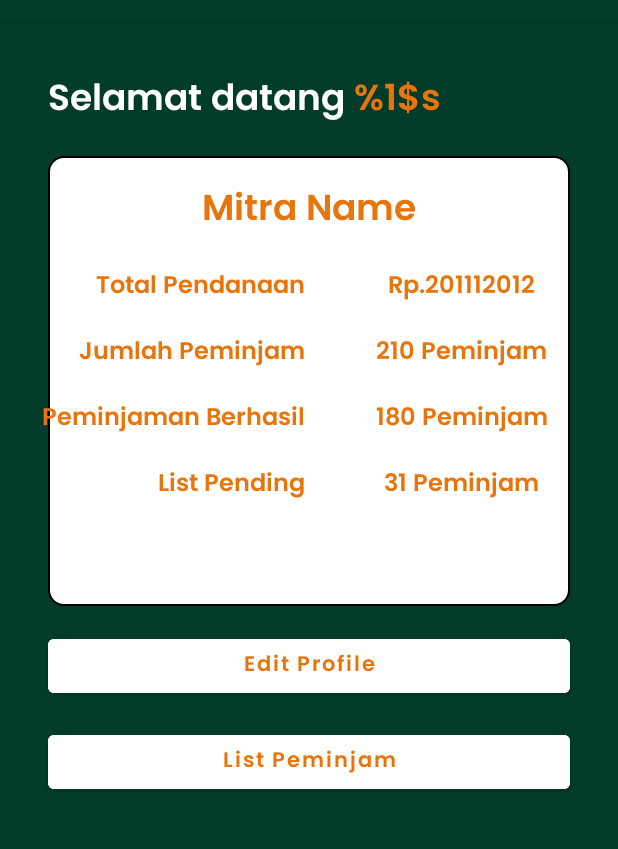
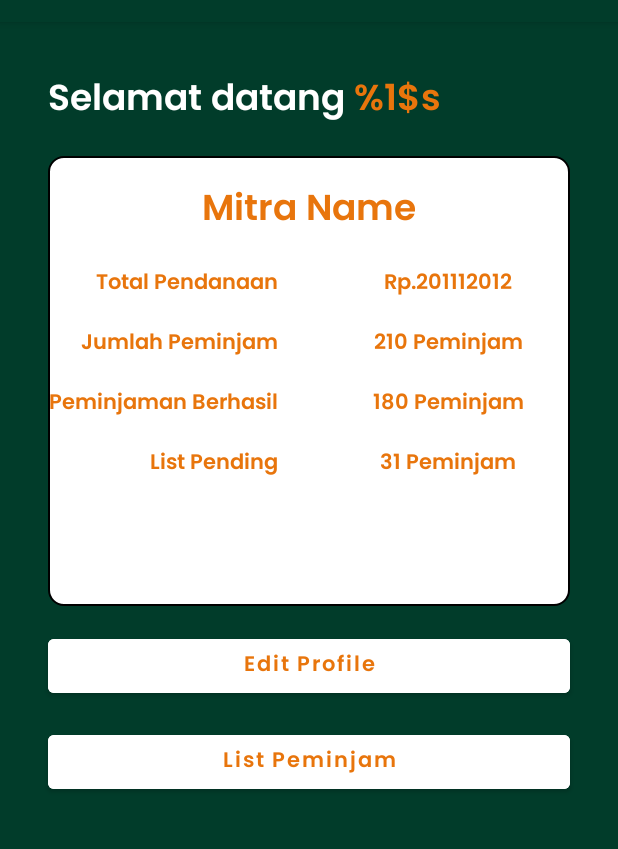
Before and after one commit to imamfirdaus-if/kasbaik, an Android app: the HomeMitraActivity screen opened directly, with no data from a screen before it, on a phone screen of 412 x 824 dp, the part 62-911 px from its top. Run offline under Robolectric (Android 15) with nearby library versions, the phone set to English and light mode, and no system bars; 1 statement that could not run was skipped.

Commit message:
Update desain UI

```diff
--- a/android/app/src/main/res/layout/activity_home_mitra.xml
+++ b/android/app/src/main/res/layout/activity_home_mitra.xml
@@ -55,7 +55,7 @@
         android:textAllCaps="false"
         android:fontFamily="@font/poppins_semibold"
         android:textColor="@color/orange"
-        android:textSize="16sp"
+        android:textSize="14sp"
         android:layout_marginTop="16dp"
         app:layout_constraintStart_toStartOf="@id/container"
         app:layout_constraintTop_toBottomOf="@id/title_name"/>
@@ -68,7 +68,7 @@
         android:textAllCaps="false"
         android:fontFamily="@font/poppins_semibold"
         android:textColor="@color/orange"
-        android:textSize="16sp"
+        android:textSize="14sp"
         android:layout_marginTop="16dp"
         app:layout_constraintEnd_toEndOf="@id/tv_label_total_pendanaan"
         app:layout_constraintTop_toBottomOf="@id/tv_label_total_pendanaan"/>
@@ -81,7 +81,7 @@
         android:textAllCaps="false"
         android:fontFamily="@font/poppins_semibold"
         android:textColor="@color/orange"
-        android:textSize="16sp"
+        android:textSize="14sp"
         android:layout_marginTop="16dp"
         app:layout_constraintTop_toBottomOf="@id/tv_label_jumlah_peminjam"
         app:layout_constraintEnd_toEndOf="@+id/tv_label_jumlah_peminjam"/>
@@ -95,7 +95,7 @@
         android:textAllCaps="false"
         android:fontFamily="@font/poppins_semibold"
         android:textColor="@color/orange"
-        android:textSize="16sp"
+        android:textSize="14sp"
         app:layout_constraintEnd_toEndOf="@id/tv_label_peminjaman_berhasil"
         app:layout_constraintTop_toBottomOf="@+id/tv_label_peminjaman_berhasil" />
 
@@ -107,7 +107,7 @@
         android:textAllCaps="false"
         android:fontFamily="@font/poppins_semibold"
         android:textColor="@color/orange"
-        android:textSize="16sp"
+        android:textSize="14sp"
         android:layout_marginTop="16dp"
         app:layout_constraintStart_toEndOf="@id/tv_label_total_pendanaan"
         app:layout_constraintEnd_toEndOf="@+id/container"
@@ -121,7 +121,7 @@
         android:textAllCaps="false"
         android:fontFamily="@font/poppins_semibold"
         android:textColor="@color/orange"
-        android:textSize="16sp"
+        android:textSize="14sp"
         android:layout_marginTop="16dp"
         app:layout_constraintStart_toEndOf="@+id/tv_label_jumlah_peminjam"
         app:layout_constraintEnd_toEndOf="@id/container"
@@ -135,7 +135,7 @@
         android:textAllCaps="false"
         android:fontFamily="@font/poppins_semibold"
         android:textColor="@color/orange"
-        android:textSize="16sp"
+        android:textSize="14sp"
         android:layout_marginTop="16dp"
         app:layout_constraintStart_toEndOf="@id/tv_label_peminjaman_berhasil"
         app:layout_constraintEnd_toEndOf="@id/container"
@@ -147,7 +147,7 @@
         android:text="31 Peminjam"
         android:textAllCaps="false"
         android:fontFamily="@font/poppins_semibold"
-        android:textSize="16sp"
+        android:textSize="14sp"
         android:textColor="@color/orange"
         android:layout_marginTop="16dp"
         app:layout_constraintTop_toBottomOf="@+id/tv_peminjaman_berhasil"
```
